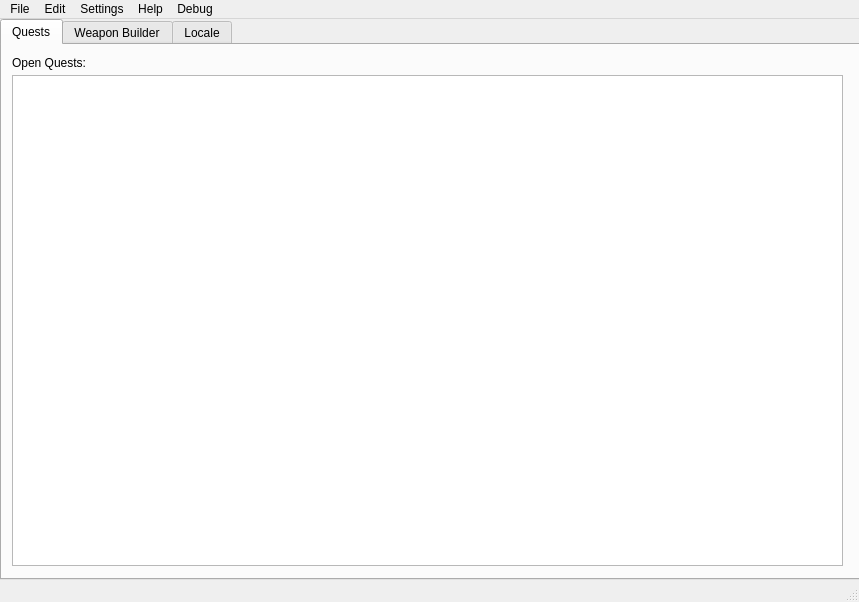
This is src/gui_main.ui in ThePi1/SPT-Trader-Builder as Qt 5 draws it before an edit. The edited form follows.
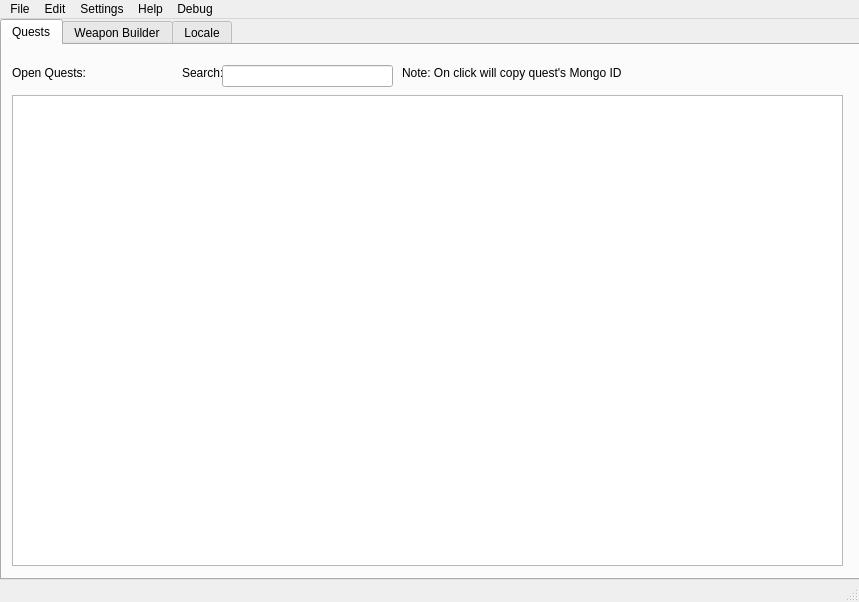
This is the edited form. Icons and pictures are not drawn.

Commit message: quest search and QOL

What changed in the file:
```diff
--- a/src/gui_main.ui
+++ b/src/gui_main.ui
@@ -76,7 +76,7 @@
       <property name="geometry">
        <rect>
         <x>10</x>
-        <y>10</y>
+        <y>20</y>
         <width>111</width>
         <height>16</height>
        </rect>
@@ -95,9 +95,9 @@
       <property name="geometry">
        <rect>
         <x>10</x>
-        <y>30</y>
+        <y>50</y>
         <width>831</width>
-        <height>491</height>
+        <height>471</height>
        </rect>
       </property>
       <property name="font">
@@ -106,6 +106,42 @@
        </font>
       </property>
      </widget>
+     <widget class="QLabel" name="label_4">
+      <property name="geometry">
+       <rect>
+        <x>180</x>
+        <y>20</y>
+        <width>49</width>
+        <height>16</height>
+       </rect>
+      </property>
+      <property name="text">
+       <string>Search:</string>
+      </property>
+     </widget>
+     <widget class="QLineEdit" name="questsearch">
+      <property name="geometry">
+       <rect>
+        <x>220</x>
+        <y>20</y>
+        <width>171</width>
+        <height>22</height>
+       </rect>
+      </property>
+     </widget>
+     <widget class="QLabel" name="label_5">
+      <property name="geometry">
+       <rect>
+        <x>400</x>
+        <y>20</y>
+        <width>231</width>
+        <height>16</height>
+       </rect>
+      </property>
+      <property name="text">
+       <string>Note: On click will copy quest's Mongo ID</string>
+      </property>
+     </widget>
     </widget>
     <widget class="QWidget" name="wb_tab">
      <attribute name="title">
```
The commit also changes 4 other files.
